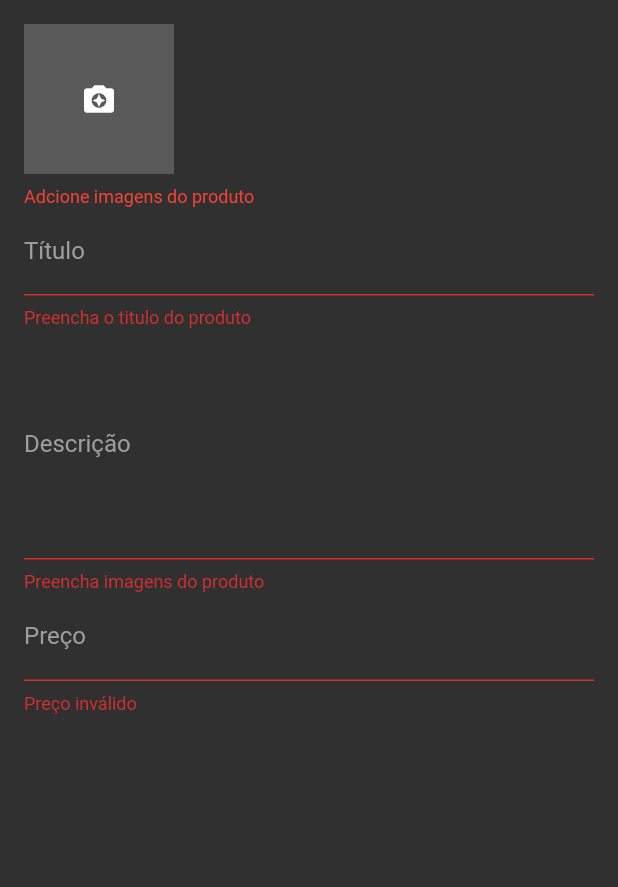
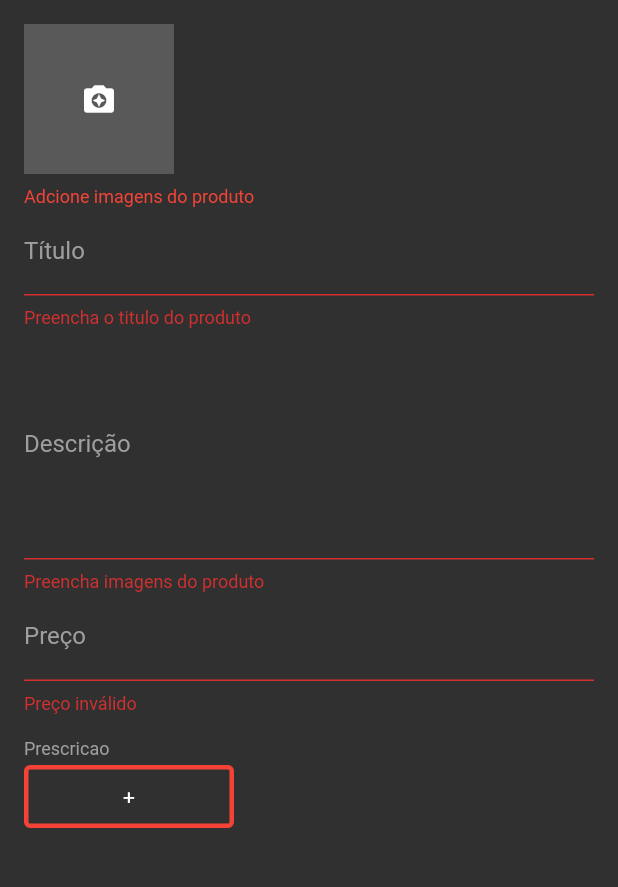
Before and after one commit to Yurinabaia/lojaGerencia, a Flutter app: the ProdutoScreen screen opened directly, after a tap on the "save" icon, on a phone screen of 412 x 824 dp, the part 129-1016 px from its top. Run offline on Flutter 3.47's test engine with Material 2 defaults, Android fonts, the phone set to English and light mode, and no system bars; our stand-ins replace cloud_firestore, firebase_auth, firebase_storage, flutter_speed_dial, image_cropper, image_picker and 2 more; missing offline and left inert: bloc_pattern; accounts and stored records are empty.

Commit message:
Criei a opcao de salvar as prescricao, FINALIZANDO TODA ETAPA DE SALVAR PRODUTO OU ALTERAR PRODUTO.

```diff
--- a/lib/block/produto_bloc.dart
+++ b/lib/block/produto_bloc.dart
@@ -47,6 +47,9 @@ class ProdutoBlock extends BlocBase {
 
   void saveImage(List img) {
     salvarDados['img'] = img;
+  }
+  void savePrescri(List prescri) {
+    salvarDados['prescricao'] = prescri;
   }
 
   Future<bool> saveProduto() async {
--- a/lib/screens/produtoScreen.dart
+++ b/lib/screens/produtoScreen.dart
@@ -3,6 +3,7 @@ import 'package:flutter/material.dart';
 import 'package:lojagerencia/block/produto_bloc.dart';
 import 'package:lojagerencia/validation/produto_validation.dart';
 import 'package:lojagerencia/widget/imagem_widget.dart';
+import 'package:lojagerencia/widget/produto_prescricao.dart';
 //STLESS
 //STFULL
 
@@ -123,6 +124,17 @@ class _ProdutoScreenState extends State<ProdutoScreen> with ProdutoValidacao {
                         onSaved: _produtoBlock.savePreco,
                         validator: validationPreco,
                       ),
+                      SizedBox(height: 16,),
+                      Text("Prescricao",
+                          style: TextStyle(color: Colors.grey, fontSize: 12)),
+                          ProdutoPrescricao(
+                            context: context,
+                            initialValue: snapshot.data["prescricao"],
+                            onSaved: _produtoBlock.savePrescri,
+                            validator: (s){
+                              if(s.isEmpty) return "";
+                            },
+                          ),
                     ],
                   );
                 }),
--- a/lib/widget/imagem_source.dart
+++ b/lib/widget/imagem_source.dart
@@ -27,7 +27,7 @@ class ImagemSource extends StatelessWidget {
         builder: (context) => Column(
               mainAxisSize: MainAxisSize.min,
               children: <Widget>[
-                /*
+
                 FlatButton(
                   child: Text("Câmera"),
                   onPressed: () async {
@@ -35,7 +35,7 @@ class ImagemSource extends StatelessWidget {
                         await ImagePicker.pickImage(source: ImageSource.camera);
                     imageSelecionar(image);
                   },
-                ),*/
+                ),
                 FlatButton(
                   child: Text("Galeria"),
                   onPressed: () async {
--- /dev/null
+++ b/lib/widget/produto_prescricao.dart
@@ -0,0 +1,77 @@
+import 'package:flutter/material.dart';
+import 'package:lojagerencia/widget/add_prescricao.dart';
+
+class ProdutoPrescricao extends FormField<List>
+{
+  ProdutoPrescricao(
+    {
+      BuildContext context,
+      List initialValue,
+      FormFieldSetter<List> onSaved,
+      FormFieldValidator<List> validator
+    }) : super(
+      initialValue: initialValue,
+      onSaved: onSaved,
+      validator: validator,
+    builder : (state)
+    {
+        return SizedBox(
+          height: 50,
+          child: GridView(
+            padding: EdgeInsets.symmetric(vertical: 4),
+            scrollDirection: Axis.horizontal,
+            gridDelegate: SliverGridDelegateWithFixedCrossAxisCount(
+            //Caso o valor da prescricao seja muito grande, mudar este  campoa aqui
+            crossAxisCount: 1,
+            mainAxisSpacing: 13,
+            childAspectRatio: 0.3,
+            ),
+            children: state.value.map(
+                (s)
+                {
+                  return GestureDetector(
+                    onLongPress: ()
+                    {
+                      state.didChange(state.value..remove(s));
+                    },
+                    child: Container(decoration: BoxDecoration(
+                      borderRadius: BorderRadius.all(Radius.circular(4)),
+                      border: Border.all(
+                        color: Colors.blueAccent,
+                        width: 3
+                      )
+                      ),
+                      alignment: Alignment.center,
+                      child: Text( s, style: TextStyle(
+                        color: Colors.white
+                        )
+                        ),
+                      )
+                      );
+                }
+            ).toList()..add(
+              GestureDetector(
+                onTap: () async
+                {
+                  String prescricao = await showDialog(context: context, builder: (context)=> AddDialog());
+                  if(prescricao != null) state.didChange(state.value..add(prescricao));
+                },
+                    child: Container(decoration: BoxDecoration(
+                      borderRadius: BorderRadius.all(Radius.circular(4)),
+                      border: Border.all(
+                        color: state.hasError ? Colors.red :Colors.blueAccent,
+                        width: 3
+                      )
+                      ),
+                      alignment: Alignment.center,
+                      child: Text( "+", style: TextStyle(
+                        color: Colors.white
+                        )
+                        ),
+                      )
+                      )
+            )
+          ),
+          );
+    });
+}
```
Also changed, not shown: lib/widget/add_prescricao.dart (added, +35 -0 lines), pubspec.yaml (+7 -7 lines), pubspec.lock.
